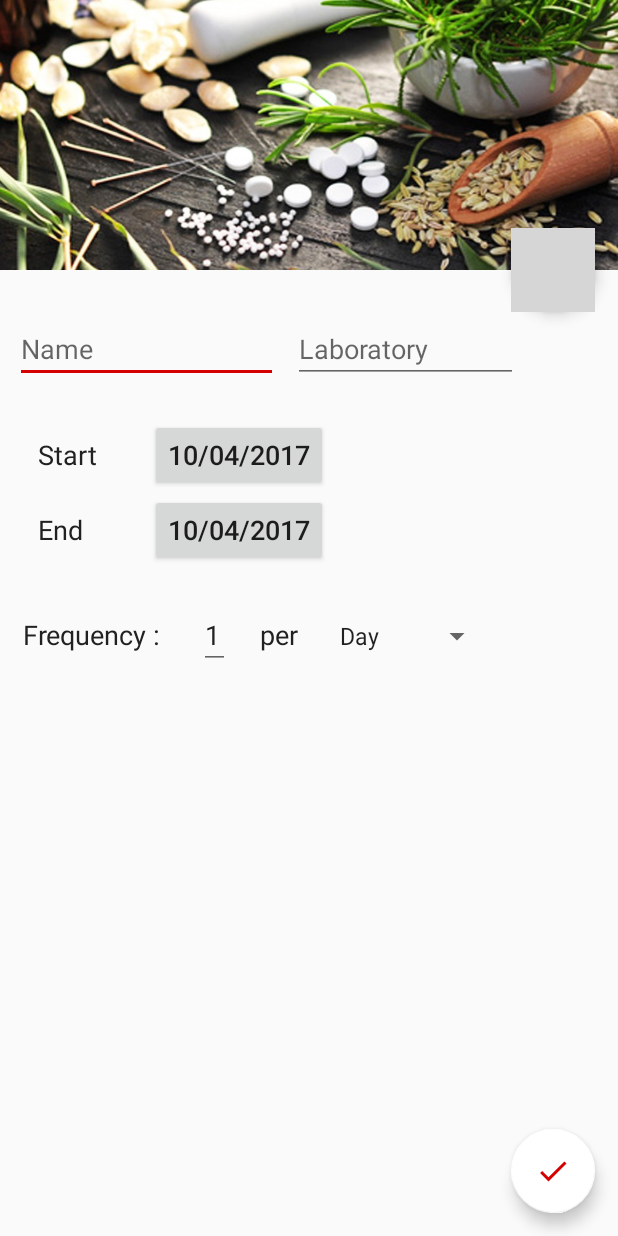
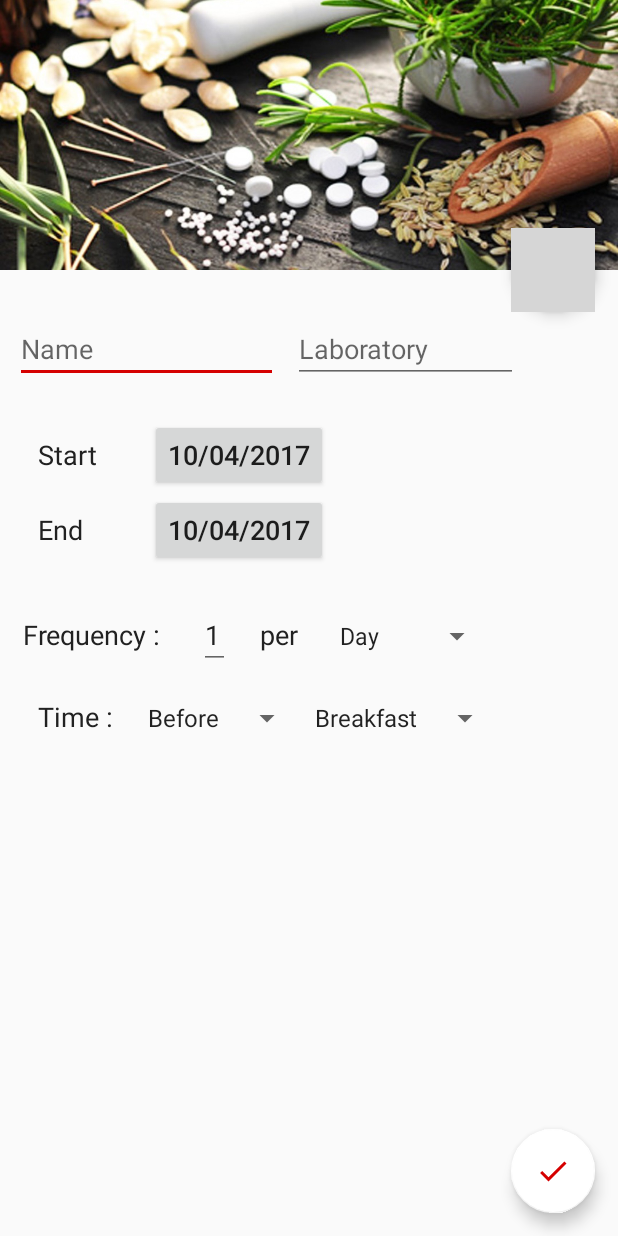
Before and after one commit to florentphilippe/LAY, an Android app: the NewDrug screen opened directly, with no data from a screen before it, on a phone screen of 412 x 824 dp. Run offline under Robolectric (Android 15) with nearby library versions, the phone set to English and light mode, and no system bars; grey boxes are pictures that could not be loaded.

Commit message:
Adding time components to activity new drug

```diff
--- a/app/src/main/res/layout/activity_new_drug.xml
+++ b/app/src/main/res/layout/activity_new_drug.xml
@@ -124,7 +124,7 @@
             android:layout_toRightOf="@id/text_middle_frequency"
             android:layout_alignBaseline="@id/text_middle_frequency"
             android:layout_marginLeft="20dp"
-            android:prompt="@string/spinner_prompt"
+            android:prompt="@string/spinner_prompt_frequency"
             android:entries="@array/spinner_frequency_selector"
             />
 
@@ -140,6 +140,38 @@
             app:fabSize="normal"
             />
 
+        <TextView
+            android:id="@+id/text_time"
+            android:layout_width="wrap_content"
+            android:layout_height="wrap_content"
+            android:layout_below="@id/text_frequency"
+            android:layout_marginTop="30dp"
+            android:text="@string/text_when"
+            android:textSize="18sp"
+            android:textColor="@color/blackFonce"
+            android:layout_marginStart="25dp"/>
+
+        <Spinner
+            android:id="@+id/spinner_time1"
+            android:layout_width="wrap_content"
+            android:layout_height="wrap_content"
+            android:layout_toRightOf="@id/text_time"
+            android:layout_alignBaseline="@id/text_time"
+            android:layout_marginLeft="15dp"
+            android:entries="@array/spinner_time1"
+            android:prompt="@string/spinner_prompt_time1"
+            />
+
+        <Spinner
+            android:id="@+id/spinner_time2"
+            android:layout_width="wrap_content"
+            android:layout_height="wrap_content"
+            android:layout_toRightOf="@id/spinner_time1"
+            android:layout_alignBaseline="@id/text_time"
+            android:layout_marginRight="10dp"
+            android:entries="@array/spinner_time2"
+            android:prompt="@string/spinner_prompt_time2"
+            />
 
     </RelativeLayout>
 
--- a/app/src/main/res/values/strings.xml
+++ b/app/src/main/res/values/strings.xml
@@ -16,7 +16,20 @@
         <item>Month</item>
         <item>Year</item>
     </string-array>
-    <string name="spinner_prompt">Day</string>
+    <string name="spinner_prompt_frequency">Day</string>
+    <string name="text_when">Time : </string>
+    <string-array name="spinner_time1">
+        <item>Before</item>
+        <item>During</item>
+        <item>After</item>
+    </string-array>
+    <string name="spinner_prompt_time1">During</string>
+    <string-array name="spinner_time2">
+        <item>Breakfast</item>
+        <item>Lunch</item>
+        <item>Diner</item>
+    </string-array>
+    <string name="spinner_prompt_time2">Diner</string>
 
     <!-- TODO: Remove or change this placeholder text -->
     <string name="hello_blank_fragment">Hello blank fragment</string>
```
